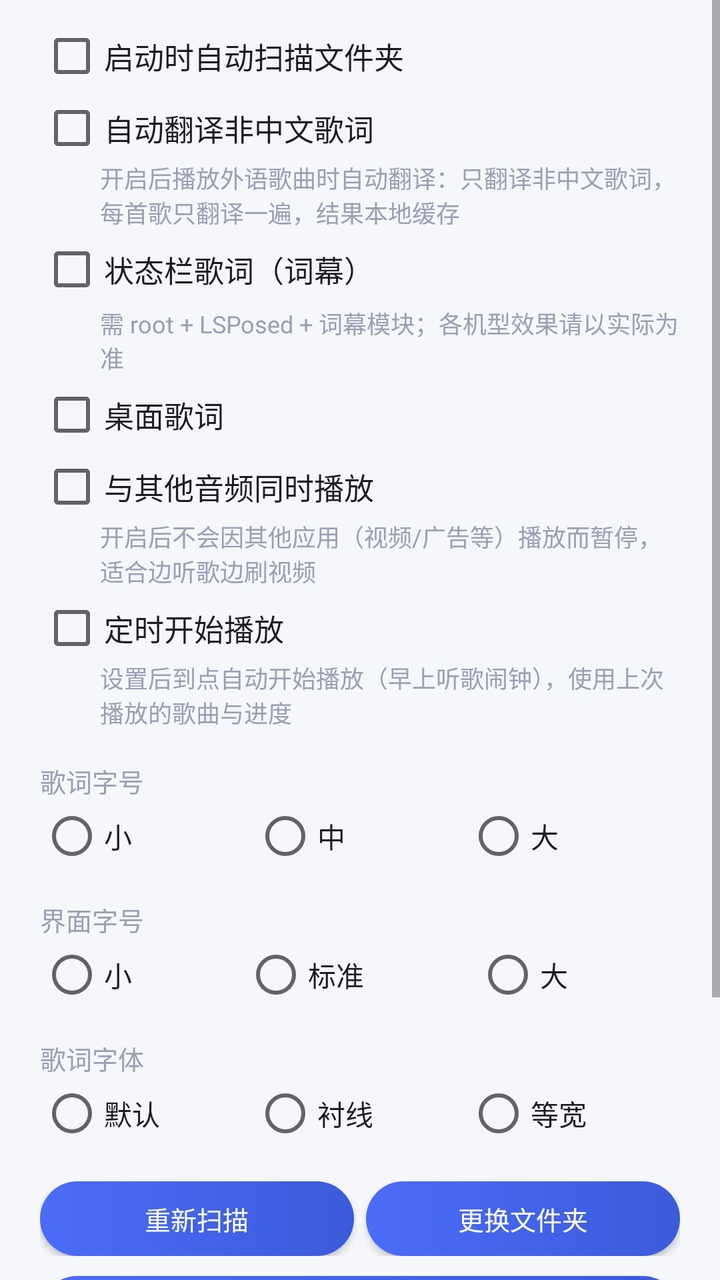
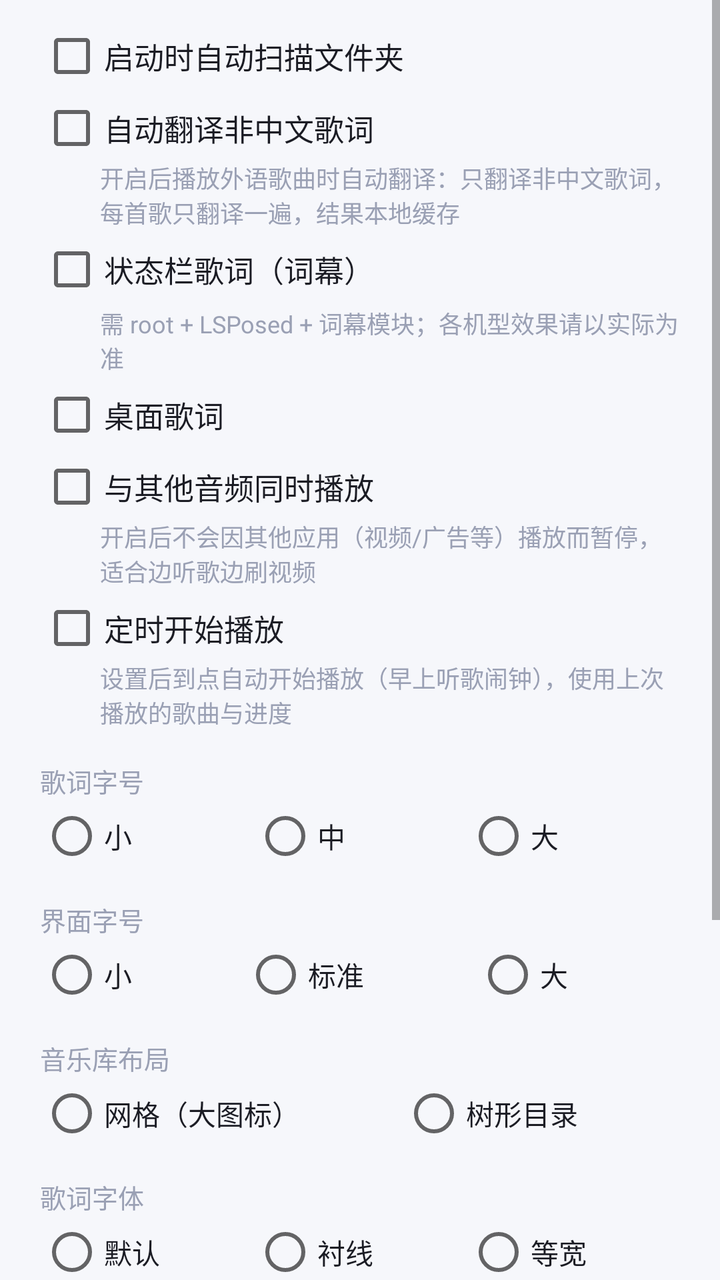

Two renders of the same Android screen: before a commit and after it. Below are the layout's source before the change and the commit's diff.
<!-- AndroidManifest.xml: application theme Theme.SubtitlePlayer -->
<!-- res/layout/settings_dialog.xml -->
<?xml version="1.0" encoding="utf-8"?>
<ScrollView xmlns:android="http://schemas.android.com/apk/res/android"
    android:layout_width="match_parent"
    android:layout_height="wrap_content">

    <LinearLayout
        android:layout_width="match_parent"
        android:layout_height="wrap_content"
        android:orientation="vertical"
        android:paddingStart="20dp"
        android:paddingEnd="20dp"
        android:paddingTop="12dp"
        android:paddingBottom="4dp">

        <CheckBox
            android:id="@+id/chkAutoScan"
            android:layout_width="match_parent"
            android:layout_height="wrap_content"
            android:text="@string/auto_scan"
            android:textColor="@color/text_primary"
            android:textSize="15sp" />

        <CheckBox
            android:id="@+id/chkAutoTrans"
            android:layout_width="match_parent"
            android:layout_height="wrap_content"
            android:layout_marginTop="4dp"
            android:text="@string/auto_trans"
            android:textColor="@color/text_primary"
            android:textSize="15sp" />

        <TextView
            android:layout_width="match_parent"
            android:layout_height="wrap_content"
            android:layout_marginStart="30dp"
            android:text="@string/auto_trans_hint"
            android:textColor="@color/text_hint"
            android:textSize="12sp" />

        <CheckBox
            android:id="@+id/chkLyricon"
            android:layout_width="match_parent"
            android:layout_height="wrap_content"
            android:layout_marginTop="4dp"
            android:text="@string/lyricon_enabled"
            android:textColor="@color/text_primary"
            android:textSize="15sp" />

        <TextView
            android:layout_width="match_parent"
            android:layout_height="wrap_content"
            android:layout_marginStart="30dp"
            android:layout_marginTop="2dp"
            android:text="@string/lyricon_hint"
            android:textColor="@color/text_hint"
            android:textSize="12sp" />

        <CheckBox
            android:id="@+id/chkDesktopLyrics"
            android:layout_width="match_parent"
            android:layout_height="wrap_content"
            android:layout_marginTop="4dp"
            android:text="@string/desktop_lyrics_label"
            android:textColor="@color/text_primary"
            android:textSize="15sp" />

        <LinearLayout
            android:id="@+id/lyricsGroup"
            android:layout_width="match_parent"
            android:layout_height="wrap_content"
            android:layout_marginStart="30dp"
            android:orientation="vertical"
            android:visibility="gone">

            <TextView
                android:layout_width="match_parent"
                android:layout_height="wrap_content"
                android:layout_marginTop="8dp"
                android:text="@string/desktop_lyrics_size_label"
                android:textColor="@color/text_hint"
                android:textSize="13sp" />

            <RadioGroup
                android:id="@+id/rgDesktopSize"
                android:layout_width="match_parent"
                android:layout_height="wrap_content"
                android:orientation="horizontal">

                <RadioButton
                    android:id="@+id/rbDesktopSizeS"
                    android:layout_width="wrap_content"
                    android:layout_height="wrap_content"
                    android:layout_weight="1"
                    android:tag="0"
                    android:text="@string/size_small"
                    android:textColor="@color/text_primary" />

                <RadioButton
                    android:id="@+id/rbDesktopSizeM"
                    android:layout_width="wrap_content"
                    android:layout_height="wrap_content"
                    android:layout_weight="1"
                    android:tag="1"
                    android:text="@string/size_medium"
                    android:textColor="@color/text_primary" />

                <RadioButton
                    android:id="@+id/rbDesktopSizeL"
                    android:layout_width="wrap_content"
                    android:layout_height="wrap_content"
                    android:layout_weight="1"
                    android:tag="2"
                    android:text="@string/size_large"
                    android:textColor="@color/text_primary" />
            </RadioGroup>

            <TextView
                android:layout_width="match_parent"
                android:layout_height="wrap_content"
                android:layout_marginTop="8dp"
                android:text="@string/desktop_lyrics_alpha_label"
                android:textColor="@color/text_hint"
                android:textSize="13sp" />

            <RadioGroup
                android:id="@+id/rgDesktopAlpha"
                android:layout_width="match_parent"
                android:layout_height="wrap_content"
                android:orientation="horizontal">

                <RadioButton
                    android:id="@+id/rbDesktopAlpha0"
                    android:layout_width="wrap_content"
                    android:layout_height="wrap_content"
                    android:layout_weight="1"
                    android:tag="0"
                    android:text="@string/desktop_lyrics_alpha_0"
                    android:textColor="@color/text_primary" />

                <RadioButton
                    android:id="@+id/rbDesktopAlpha1"
                    android:layout_width="wrap_content"
                    android:layout_height="wrap_content"
                    android:layout_weight="1"
                    android:tag="1"
                    android:text="@string/desktop_lyrics_alpha_1"
                    android:textColor="@color/text_primary" />

                <RadioButton
                    android:id="@+id/rbDesktopAlpha2"
                    android:layout_width="wrap_content"
                    android:layout_height="wrap_content"
                    android:layout_weight="1"
                    android:tag="2"
                    android:text="@string/desktop_lyrics_alpha_2"
                    android:textColor="@color/text_primary" />
            </RadioGroup>

            <CheckBox
                android:id="@+id/chkLyricsLocked"
                android:layout_width="match_parent"
                android:layout_height="wrap_content"
                android:layout_marginTop="4dp"
                android:text="@string/desktop_lyrics_locked"
                android:textColor="@color/text_primary"
                android:textSize="14sp" />
        </LinearLayout>

        <CheckBox
            android:id="@+id/chkMixAudio"
            android:layout_width="match_parent"
            android:layout_height="wrap_content"
            android:layout_marginTop="4dp"
            android:text="@string/mix_audio_label"
            android:textColor="@color/text_primary"
            android:textSize="15sp" />

        <TextView
            android:layout_width="match_parent"
            android:layout_height="wrap_content"
            android:layout_marginStart="30dp"
            android:text="@string/mix_audio_hint"
            android:textColor="@color/text_hint"
            android:textSize="12sp" />

        <CheckBox
            android:id="@+id/chkAlarmPlay"
            android:layout_width="match_parent"
            android:layout_height="wrap_content"
            android:layout_marginTop="4dp"
            android:text="@string/alarm_play"
            android:textColor="@color/text_primary"
            android:textSize="15sp" />

        <TextView
            android:layout_width="match_parent"
            android:layout_height="wrap_content"
            android:layout_marginStart="30dp"
            android:text="@string/alarm_play_hint"
            android:textColor="@color/text_hint"
            android:textSize="12sp" />

        <TextView
            android:layout_width="match_parent"
            android:layout_height="wrap_content"
            android:layout_marginTop="16dp"
            android:text="@string/lyric_size_label"
            android:textColor="@color/text_hint"
            android:textSize="13sp" />

        <RadioGroup
            android:id="@+id/rgLyricSize"
            android:layout_width="match_parent"
            android:layout_height="wrap_content"
            android:layout_marginTop="2dp"
            android:orientation="horizontal">

            <RadioButton
                android:id="@+id/rbLyricSmall"
                android:layout_width="wrap_content"
                android:layout_height="wrap_content"
                android:layout_weight="1"
                android:tag="15"
                android:text="@string/size_small"
                android:textColor="@color/text_primary" />

            <RadioButton
                android:id="@+id/rbLyricMid"
                android:layout_width="wrap_content"
                android:layout_height="wrap_content"
                android:layout_weight="1"
                android:tag="18"
                android:text="@string/size_medium"
                android:textColor="@color/text_primary" />

            <RadioButton
                android:id="@+id/rbLyricLarge"
                android:layout_width="wrap_content"
                android:layout_height="wrap_content"
                android:layout_weight="1"
                android:tag="22"
                android:text="@string/size_large"
                android:textColor="@color/text_primary" />
        </RadioGroup>

        <TextView
            android:layout_width="match_parent"
            android:layout_height="wrap_content"
            android:layout_marginTop="16dp"
            android:text="@string/ui_size_label"
            android:textColor="@color/text_hint"
            android:textSize="13sp" />

        <RadioGroup
            android:id="@+id/rgUiSize"
            android:layout_width="match_parent"
            android:layout_height="wrap_content"
            android:layout_marginTop="2dp"
            android:orientation="horizontal">

            <RadioButton
                android:id="@+id/rbUiSmall"
                android:layout_width="wrap_content"
                android:layout_height="wrap_content"
                android:layout_weight="1"
                android:tag="13"
                android:text="@string/size_small"
                android:textColor="@color/text_primary" />

            <RadioButton
                android:id="@+id/rbUiStd"
                android:layout_width="wrap_content"
                android:layout_height="wrap_content"
                android:layout_weight="1"
                android:tag="15"
                android:text="@string/size_standard"
                android:textColor="@color/text_primary" />

            <RadioButton
                android:id="@+id/rbUiLarge"
                android:layout_width="wrap_content"
                android:layout_height="wrap_content"
                android:layout_weight="1"
                android:tag="17"
                android:text="@string/size_large"
                android:textColor="@color/text_primary" />
        </RadioGroup>

        <TextView
            android:layout_width="match_parent"
            android:layout_height="wrap_content"
            android:layout_marginTop="16dp"
            android:text="@string/lyric_font_label"
            android:textColor="@color/text_hint"
            android:textSize="13sp" />

        <RadioGroup
            android:id="@+id/rgFont"
            android:layout_width="match_parent"
            android:layout_height="wrap_content"
            android:layout_marginTop="2dp"
            android:orientation="horizontal">

            <RadioButton
                android:id="@+id/rbFontDefault"
                android:layout_width="wrap_content"
                android:layout_height="wrap_content"
                android:layout_weight="1"
                android:tag="0"
                android:text="@string/font_default"
                android:textColor="@color/text_primary" />

            <RadioButton
                android:id="@+id/rbFontSerif"
                android:layout_width="wrap_content"
                android:layout_height="wrap_content"
                android:layout_weight="1"
                android:tag="1"
                android:text="@string/font_serif"
                android:textColor="@color/text_primary" />

            <RadioButton
                android:id="@+id/rbFontMono"
                android:layout_width="wrap_content"
                android:layout_height="wrap_content"
                android:layout_weight="1"
                android:tag="2"
                android:text="@string/font_mono"
                android:textColor="@color/text_primary" />
        </RadioGroup>

        <LinearLayout
            android:layout_width="match_parent"
            android:layout_height="wrap_content"
            android:layout_marginTop="18dp"
            android:orientation="horizontal">

            <Button
                android:id="@+id/btnRescanNow"
                style="@style/BtnStyle"
                android:layout_width="0dp"
                android:layout_height="wrap_content"
                android:layout_marginEnd="6dp"
                android:layout_weight="1"
                android:text="@string/rescan" />

            <Button
                android:id="@+id/btnChangeFolder"
                style="@style/BtnStyle"
                android:layout_width="0dp"
                android:layout_height="wrap_content"
                android:layout_weight="1"
                android:text="@string/change_folder" />
        </LinearLayout>

        <Button
            android:id="@+id/btnAbout"
            style="@style/BtnStyle"
            android:layout_width="match_parent"
            android:layout_height="wrap_content"
            android:layout_marginTop="10dp"
            android:text="@string/about" />

        <Button
            android:id="@+id/btnTransSettings"
            style="@style/BtnStyle"
            android:layout_width="match_parent"
            android:layout_height="wrap_content"
            android:layout_marginTop="10dp"
            android:text="@string/trans_settings" />

        <Button
            android:id="@+id/btnEqSettings"
            style="@style/BtnStyle"
            android:layout_width="match_parent"
            android:layout_height="wrap_content"
            android:layout_marginTop="10dp"
            android:text="@string/eq_entry" />

        <Button
            android:id="@+id/btnTheme"
            style="@style/BtnStyle"
            android:layout_width="match_parent"
            android:layout_height="wrap_content"
            android:layout_marginTop="10dp"
            android:text="@string/theme_entry" />

    </LinearLayout>
</ScrollView>
<!-- resources referenced by this layout -->
<resources>
  <color name="text_hint">#9AA0B4</color>
  <color name="text_primary">#1B1C24</color>
  <string name="about">关于拾音</string>
  <string name="alarm_play">定时开始播放</string>
  <string name="alarm_play_hint">设置后到点自动开始播放（早上听歌闹钟），使用上次播放的歌曲与进度</string>
  <string name="auto_scan">启动时自动扫描文件夹</string>
  <string name="auto_trans">自动翻译非中文歌词</string>
  <string name="auto_trans_hint">开启后播放外语歌曲时自动翻译：只翻译非中文歌词，每首歌只翻译一遍，结果本地缓存</string>
  <string name="change_folder">更换文件夹</string>
  <string name="desktop_lyrics_alpha_0">不透明</string>
  <string name="desktop_lyrics_alpha_1">半透明</string>
  <string name="desktop_lyrics_alpha_2">更透明</string>
  <string name="desktop_lyrics_alpha_label">背景透明度</string>
  <string name="desktop_lyrics_label">桌面歌词</string>
  <string name="desktop_lyrics_locked">锁定位置（不可拖动）</string>
  <string name="desktop_lyrics_size_label">歌词字号</string>
  <string name="eq_entry">音效</string>
  <string name="font_default">默认</string>
  <string name="font_mono">等宽</string>
  <string name="font_serif">衬线</string>
  <string name="lyric_font_label">歌词字体</string>
  <string name="lyric_size_label">歌词字号</string>
  <string name="lyricon_enabled">状态栏歌词（词幕）</string>
  <string name="lyricon_hint">需 root + LSPosed + 词幕模块；各机型效果请以实际为准</string>
  <string name="mix_audio_hint">开启后不会因其他应用（视频/广告等）播放而暂停，适合边听歌边刷视频</string>
  <string name="mix_audio_label">与其他音频同时播放</string>
  <string name="rescan">重新扫描</string>
  <string name="size_large">大</string>
  <string name="size_medium">中</string>
  <string name="size_small">小</string>
  <string name="size_standard">标准</string>
  <string name="theme_entry">主题</string>
  <string name="trans_settings">翻译设置</string>
  <string name="ui_size_label">界面字号</string>
  <style name="BtnStyle" parent="Widget.AppCompat.Button">
          <item name="android:background">@drawable/bg_button</item>
          <item name="android:textColor">@color/white</item>
          <item name="android:textAllCaps">false</item>
          <item name="android:textSize">13sp</item>
          <item name="android:minHeight">0dp</item>
          <item name="android:minWidth">0dp</item>
          <item name="android:insetTop">0dp</item>
          <item name="android:insetBottom">0dp</item>
          <item name="android:paddingTop">9dp</item>
          <item name="android:paddingBottom">9dp</item>
          <item name="android:paddingStart">10dp</item>
          <item name="android:paddingEnd">10dp</item>
      </style>
  <style name="Theme.SubtitlePlayer" parent="Theme.AppCompat.DayNight.NoActionBar">
          <item name="android:windowBackground">@color/bg</item>
          <item name="android:statusBarColor">@color/bg</item>
          <item name="android:navigationBarColor">@color/bg</item>
      </style>
  <!-- drawable bg_button (drawable) -->
  <?xml version="1.0" encoding="utf-8"?>
  <shape xmlns:android="http://schemas.android.com/apk/res/android"
      android:shape="rectangle">
      <corners android:radius="22dp" />
      <gradient
          android:angle="0"
          android:endColor="@color/accent_dark"
          android:startColor="@color/accent" />
  </shape>
  <color name="white">#FFFFFF</color>
  <color name="bg">#F6F7FB</color>
  <color name="accent_dark">#3B5BDB</color>
  <color name="accent">#4A6CF7</color>
</resources>

<!-- the commit's change to res/layout/settings_dialog.xml (unified diff, before → after) -->
@@ -290,6 +290,40 @@
             android:layout_width="match_parent"
             android:layout_height="wrap_content"
             android:layout_marginTop="16dp"
+            android:text="@string/lib_layout"
+            android:textColor="@color/text_hint"
+            android:textSize="13sp" />
+
+        <RadioGroup
+            android:id="@+id/rgLibLayout"
+            android:layout_width="match_parent"
+            android:layout_height="wrap_content"
+            android:layout_marginTop="2dp"
+            android:orientation="horizontal">
+
+            <RadioButton
+                android:id="@+id/rbLibGrid"
+                android:layout_width="wrap_content"
+                android:layout_height="wrap_content"
+                android:layout_weight="1"
+                android:tag="0"
+                android:text="@string/lib_grid"
+                android:textColor="@color/text_primary" />
+
+            <RadioButton
+                android:id="@+id/rbLibTree"
+                android:layout_width="wrap_content"
+                android:layout_height="wrap_content"
+                android:layout_weight="1"
+                android:tag="1"
+                android:text="@string/lib_tree"
+                android:textColor="@color/text_primary" />
+        </RadioGroup>
+
+        <TextView
+            android:layout_width="match_parent"
+            android:layout_height="wrap_content"
+            android:layout_marginTop="16dp"
             android:text="@string/lyric_font_label"
             android:textColor="@color/text_hint"
             android:textSize="13sp" />
<!-- resource entries referenced after the edit -->
@@ -20,6 +20,9 @@
   <string name="font_default">默认</string>
   <string name="font_mono">等宽</string>
   <string name="font_serif">衬线</string>
+  <string name="lib_grid">网格（大图标）</string>
+  <string name="lib_layout">音乐库布局</string>
+  <string name="lib_tree">树形目录</string>
   <string name="lyric_font_label">歌词字体</string>
   <string name="lyric_size_label">歌词字号</string>
   <string name="lyricon_enabled">状态栏歌词（词幕）</string>
